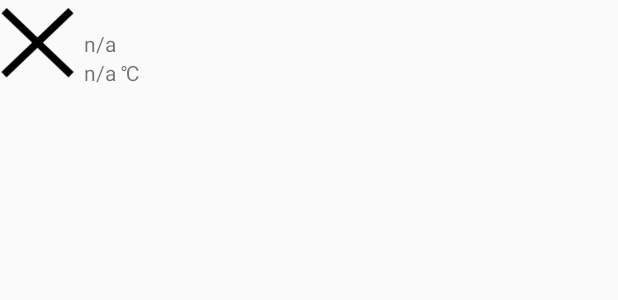
After one commit to ShinJaehun/AnnyeongHallasan, an Android app: the layout grid_item_weather.xml on its own in the app's theme, with its tools: preview values and no code run, on a phone screen of 412 x 824 dp. The commit adds this screen. Shown: the top 300 px of the screen. Run offline under Robolectric (Android 15) with nearby library versions, the phone set to English and light mode, and no system bars.

Commit message:
WeatherFragment에 GridView로 표시 + WeatherAdapter를 생성해서 Loader 활용하기

```diff
--- /dev/null
+++ b/app/src/main/res/layout/grid_item_weather.xml
@@ -0,0 +1,86 @@
+<?xml version="1.0" encoding="utf-8"?>
+<LinearLayout xmlns:android="http://schemas.android.com/apk/res/android"
+    android:orientation="vertical" android:layout_width="match_parent"
+    android:layout_height="match_parent">
+
+
+    <LinearLayout
+        android:layout_height="wrap_content"
+        android:layout_width="wrap_content"
+        android:gravity="center"
+        android:orientation="horizontal">
+
+        <LinearLayout
+            android:layout_width="wrap_content"
+            android:layout_height="wrap_content"
+            android:layout_gravity="center"
+            android:orientation="vertical">
+
+            <ImageView
+                android:id="@+id/weather_img"
+                android:layout_width="50dp"
+                android:layout_height="50dp"
+                android:layout_gravity="center"
+                android:src="@drawable/weather_none"/>
+
+        </LinearLayout>
+
+        <LinearLayout
+            android:layout_width="wrap_content"
+            android:layout_height="wrap_content"
+            android:orientation="vertical"
+            android:paddingLeft="6dp"
+            android:paddingRight="16dp">
+
+            <LinearLayout
+                android:layout_width="wrap_content"
+                android:layout_height="wrap_content"
+                android:orientation="horizontal">
+
+                <TextView
+                    android:id="@+id/weather_location"
+                    android:layout_width="wrap_content"
+                    android:layout_height="wrap_content"
+                    android:textColor="@color/black"
+                    android:textStyle="bold"/>
+
+            </LinearLayout>
+
+            <LinearLayout
+                android:layout_width="wrap_content"
+                android:layout_height="wrap_content"
+                android:orientation="horizontal">
+
+                <TextView
+                    android:id="@+id/weather_info"
+                    android:layout_width="wrap_content"
+                    android:layout_height="wrap_content"
+                    android:layout_gravity="center"
+                    android:text="n/a"/>
+
+            </LinearLayout>
+
+            <LinearLayout
+                android:layout_width="wrap_content"
+                android:layout_height="wrap_content"
+                android:orientation="horizontal">
+
+                <TextView
+                    android:id="@+id/weather_temperature"
+                    android:layout_width="wrap_content"
+                    android:layout_height="wrap_content"
+                    android:text="n/a"/>
+
+                <TextView
+                    android:layout_width="wrap_content"
+                    android:layout_height="wrap_content"
+                    android:text=" ℃"/>
+
+            </LinearLayout>
+
+        </LinearLayout>
+
+    </LinearLayout>
+
+
+</LinearLayout>
```
Also changed, not shown: app/src/main/java/com/shinjaehun/annyeonghallasan/FetchWeatherTask.java (+0 -39 lines), app/src/main/java/com/shinjaehun/annyeonghallasan/WeatherAdapter.java (added, +95 -0 lines), app/src/main/java/com/shinjaehun/annyeonghallasan/WeatherFragment.java (+111 -2 lines), app/src/main/res/layout/fragment_weather.xml (+11 -0 lines).
